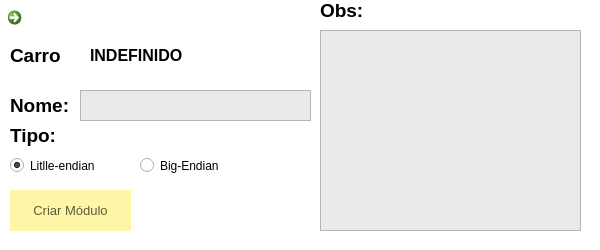
First picture: the form in FSIPLeiria/criarmodulo.ui, repository tatianascgil/Projeto_Informatico_Formula_Student_Barramento_CAN, before the edit.
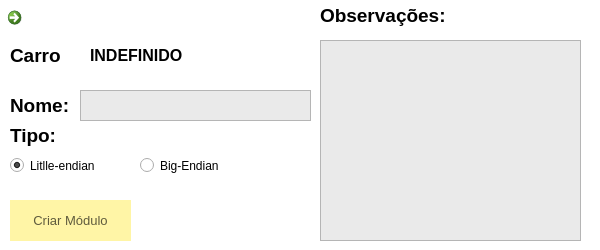
Second picture: the form after the edit. Icons and pictures are not drawn.

The edit to the form file:
```diff
--- a/FSIPLeiria/criarmodulo.ui
+++ b/FSIPLeiria/criarmodulo.ui
@@ -24,7 +24,7 @@
    <property name="geometry">
     <rect>
      <x>10</x>
-     <y>190</y>
+     <y>200</y>
      <width>121</width>
      <height>41</height>
     </rect>
@@ -101,7 +101,7 @@
    <property name="geometry">
     <rect>
      <x>320</x>
-     <y>30</y>
+     <y>40</y>
      <width>261</width>
      <height>201</height>
     </rect>
@@ -154,8 +154,8 @@
     <rect>
      <x>320</x>
      <y>0</y>
-     <width>51</width>
-     <height>21</height>
+     <width>131</width>
+     <height>31</height>
     </rect>
    </property>
    <property name="font">
@@ -165,7 +165,7 @@
     </font>
    </property>
    <property name="text">
-    <string>Obs:</string>
+    <string>Observações:</string>
    </property>
   </widget>
   <widget class="QLabel" name="label_4">
@@ -252,7 +252,7 @@
     <rect>
      <x>90</x>
      <y>40</y>
-     <width>211</width>
+     <width>221</width>
      <height>31</height>
     </rect>
    </property>
```
